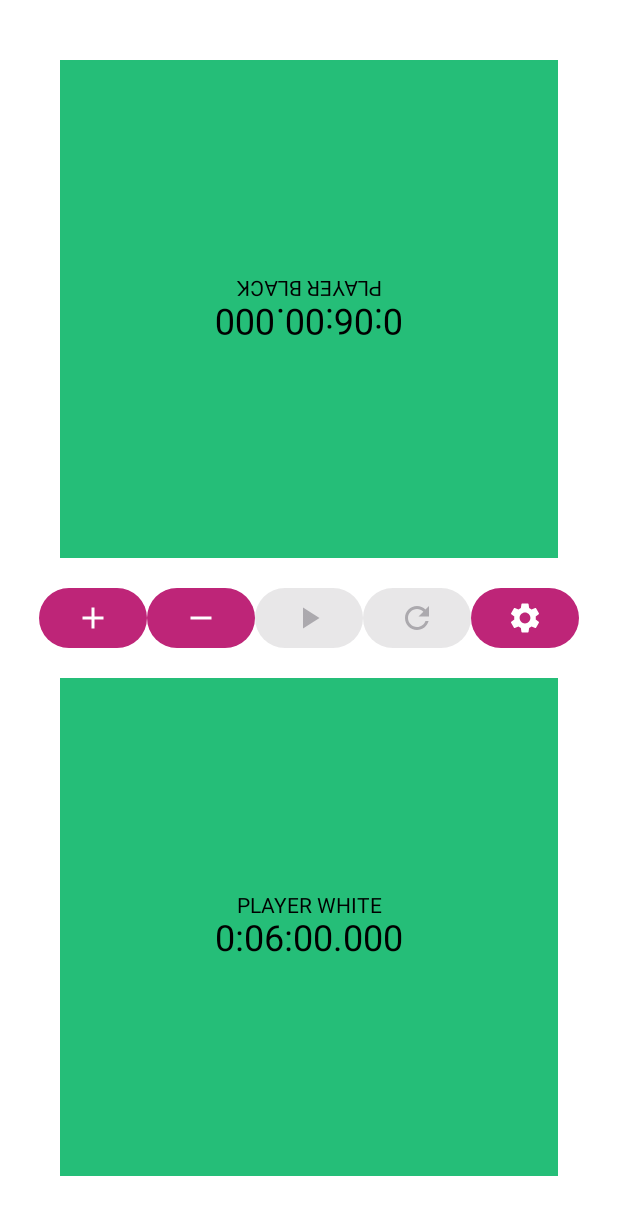
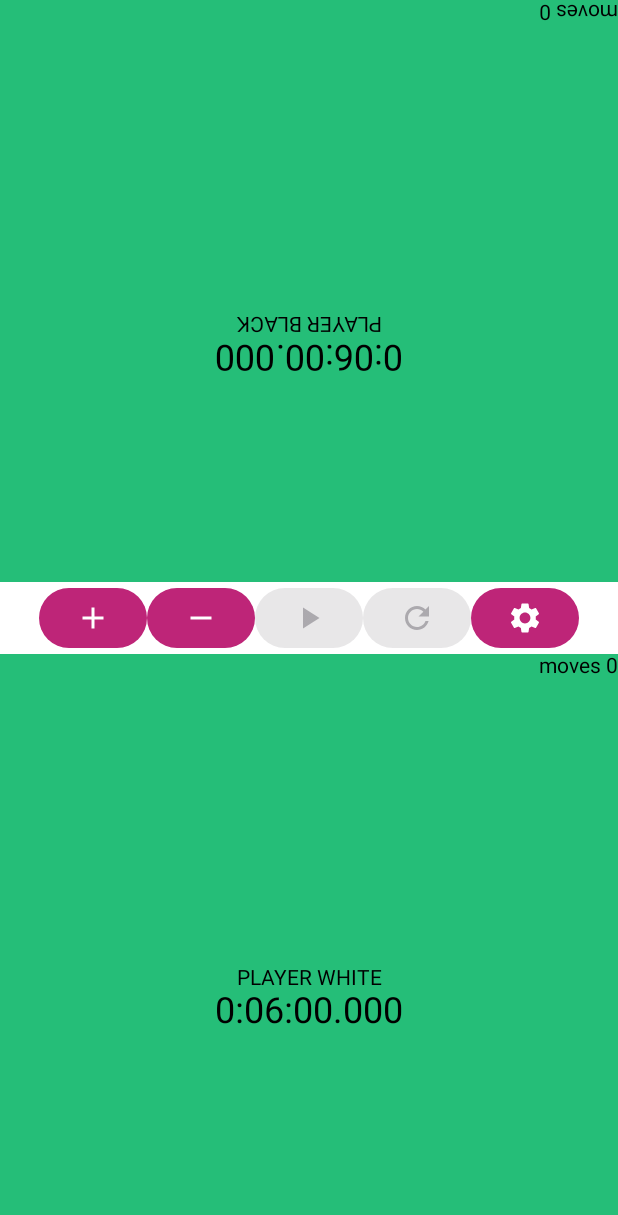
Before and after one commit to lebalbina/chess-clockk, an Android app built with Jetpack Compose: the @Preview function DefaultPreview, on a phone screen of 412 x 824 dp. Shown: the top 1215 px of the screen. Run offline under Robolectric (Android 15) with nearby library versions, the phone set to English and light mode, and no system bars; our stand-ins replace livedata-compose; libraries missing offline, so code that uses them is left out: com.github.terrakok.modo.

Commit message:
licznik ruchow

```diff
--- a/app/src/main/java/com/example/chessclockk/MainActivityVM.kt
+++ b/app/src/main/java/com/example/chessclockk/MainActivityVM.kt
@@ -23,14 +23,27 @@ class MainActivityVM : ViewModel() {
     val clockWhiteLiveData: LiveData<String>
         get() = _clockWhite
 
+    //TODO byc moze polaczyc te trzy w jeden obiekt
     private val _gameState = MutableLiveData<GameState>()
     val gameStateLiveData: LiveData<GameState> get() = _gameState
+
+    private val _blackMovesCount = MutableLiveData<String>()
+    val blackMovesCountLiveData: LiveData<String> get() = _blackMovesCount
+
+    private val _whiteMovesCount = MutableLiveData<String>()
+    val whiteMovesCountLiveData: LiveData<String> get() = _whiteMovesCount
 
     private val clockJob: Job by lazy {
         initializeClockJob()
     }
+
     private var whiteMillisRemaining: Long = 360000L
     private var blackMillisRemaining: Long = 360000L
+
+    private var whiteMovesCount = 0
+    private var blackMovesCount = 0
+
+    private var bonusTime: Long = 2000L
 
     private var clockIncreaseJob: Job? = null
     private var clockDecreaseJob: Job? = null
@@ -98,10 +111,28 @@ class MainActivityVM : ViewModel() {
 
     fun onClockBlackPressed() {
         setPlayerWhiteClock()
+        if (gameState.size > 2) {
+            blackMillisRemaining += bonusTime
+            updateBlackCounterMoves()
+        }
     }
 
     fun onClockWhitePressed() {
         setPlayerBlackClock()
+        if (gameState.size > 2) {
+            whiteMillisRemaining += bonusTime
+            updateWhiteCounterMoves()
+        }
+    }
+
+    private fun updateWhiteCounterMoves() {
+        whiteMovesCount += 1
+        _whiteMovesCount.postValue(whiteMovesCount.toString())
+    }
+
+    private fun updateBlackCounterMoves() {
+        blackMovesCount += 1
+        _blackMovesCount.postValue(blackMovesCount.toString())
     }
 
     //TODO utworzyc zmienna, ktora przechowuje ostatnio ustawiony czas
--- a/app/src/main/java/com/example/chessclockk/views/ClockWidget.kt
+++ b/app/src/main/java/com/example/chessclockk/views/ClockWidget.kt
@@ -3,9 +3,17 @@ package com.example.chessclockk.views
 import androidx.compose.foundation.background
 import androidx.compose.foundation.clickable
 import androidx.compose.foundation.layout.Arrangement
+import androidx.compose.foundation.layout.Box
 import androidx.compose.foundation.layout.Column
+import androidx.compose.foundation.layout.Spacer
+import androidx.compose.foundation.layout.fillMaxHeight
+import androidx.compose.foundation.layout.fillMaxSize
 import androidx.compose.foundation.layout.fillMaxWidth
 import androidx.compose.foundation.layout.padding
+import androidx.compose.foundation.layout.size
+import androidx.compose.foundation.layout.wrapContentHeight
+import androidx.compose.foundation.layout.wrapContentSize
+import androidx.compose.foundation.layout.wrapContentWidth
 import androidx.compose.material3.Text
 import androidx.compose.runtime.Composable
 import androidx.compose.ui.Alignment
@@ -13,36 +21,66 @@ import androidx.compose.ui.Modifier
 import androidx.compose.ui.draw.alpha
 import androidx.compose.ui.graphics.Color
 import androidx.compose.ui.graphics.graphicsLayer
+import androidx.compose.ui.tooling.preview.Preview
 import androidx.compose.ui.unit.dp
 import androidx.compose.ui.unit.sp
 
 @Composable
 fun ClockWidget(
-    modifier: Modifier = Modifier,
+    modifier: Modifier,
     timerValue: String,
     onClockClicked: () -> Unit,
     title: String,
     isEnabled: Boolean,
-    rotation: Float = 0f
+    rotation: Float = 0f,
+    movesCount: String
 ) {
-    Column(
+    Box(
         modifier
-            .fillMaxWidth()
-            .padding(16.dp)
+            .fillMaxSize()
             .background(Color(0xFF25BE78))
             .alpha(if (isEnabled) 1f else 0.5f)
-            .clickable { onClockClicked.invoke() },
-        verticalArrangement = Arrangement.Center,
-        horizontalAlignment = Alignment.CenterHorizontally,
+            .clickable { onClockClicked.invoke() }
     ) {
         Text(
-            text = title,
-            modifier = Modifier.graphicsLayer(rotationZ = rotation)
+            text = "moves $movesCount",
+            modifier = Modifier
+                .graphicsLayer(rotationZ = rotation)
+                .align(Alignment.TopEnd)
         )
-        Text(
-            text = timerValue,
-            fontSize = 24.sp,
-            modifier = Modifier.graphicsLayer(rotationZ = rotation)
-        )
+
+        Column(
+            modifier = Modifier
+                .padding(top = 24.dp)
+                .align(Alignment.Center),
+            horizontalAlignment = Alignment.CenterHorizontally,
+            verticalArrangement = Arrangement.Center,
+        ) {
+            Spacer(modifier = Modifier.size(48.dp))
+            Text(
+                text = title,
+                modifier = Modifier
+                    .graphicsLayer(rotationZ = rotation)
+            )
+            Text(
+                text = timerValue,
+                fontSize = 24.sp,
+                modifier = Modifier
+                    .graphicsLayer(rotationZ = rotation)
+            )
+        }
     }
 }
+
+@Composable
+@Preview
+fun ClockPreview() {
+    ClockWidget(
+        timerValue = "00:00:00",
+        onClockClicked = { },
+        title = "PLAYAA",
+        isEnabled = true,
+        movesCount = "3",
+        modifier = Modifier
+    )
+}
--- a/app/src/main/java/com/example/chessclockk/views/MainScreenContent.kt
+++ b/app/src/main/java/com/example/chessclockk/views/MainScreenContent.kt
@@ -4,8 +4,10 @@ import androidx.compose.foundation.layout.Arrangement
 import androidx.compose.foundation.layout.Column
 import androidx.compose.foundation.layout.Row
 import androidx.compose.foundation.layout.fillMaxHeight
+import androidx.compose.foundation.layout.fillMaxSize
 import androidx.compose.foundation.layout.fillMaxWidth
 import androidx.compose.foundation.layout.padding
+import androidx.compose.foundation.layout.wrapContentSize
 import androidx.compose.material.icons.Icons
 import androidx.compose.material.icons.filled.Pause
 import androidx.compose.material.icons.filled.PlayArrow
@@ -38,6 +40,8 @@ fun MainScreenContent(
     val clockBlackValue = viewModel.clockBlackLiveData.observeAsState("111")
     val clockWhiteValue = viewModel.clockWhiteLiveData.observeAsState("111")
     val gameState = viewModel.gameStateLiveData.observeAsState(GameState.NEW_GAME)
+    val blackMovesCounter = viewModel.blackMovesCountLiveData.observeAsState("0")
+    val whiteMovesCounter = viewModel.whiteMovesCountLiveData.observeAsState("0")
 
     val isWhiteEnabled by remember {
         derivedStateOf {
@@ -67,10 +71,9 @@ fun MainScreenContent(
     }
 
     Column(
-        modifier = Modifier
+        modifier = modifier
             .fillMaxWidth()
             .fillMaxHeight()
-            .padding(24.dp)
     ) {
         ClockWidget(
             modifier = Modifier.weight(1f),
@@ -78,7 +81,8 @@ fun MainScreenContent(
             onClockClicked = { viewModel.onClockBlackPressed() },
             title = "PLAYER BLACK",
             isEnabled = isBlackEnabled,
-            rotation = 180f
+            rotation = 180f,
+            movesCount = blackMovesCounter.value
         )
         Row(
             modifier = Modifier.fillMaxWidth(),
@@ -113,7 +117,8 @@ fun MainScreenContent(
             timerValue = clockWhiteValue.value,
             onClockClicked = { viewModel.onClockWhitePressed() },
             title = "PLAYER WHITE",
-            isEnabled = isWhiteEnabled
+            isEnabled = isWhiteEnabled,
+            movesCount = whiteMovesCounter.value
         )
     }
 }
@@ -137,13 +142,6 @@ fun SettingsIcon(
     }
 }
 
-
-@Composable
-@Preview(showSystemUi = true, showBackground = true)
-fun SettingsIconPreview() {
-    SettingsIcon(onSettingsClicked = {}, modifier = Modifier)
-}
-
 @Composable
 @Preview
 fun MainViewPreview() {
```
